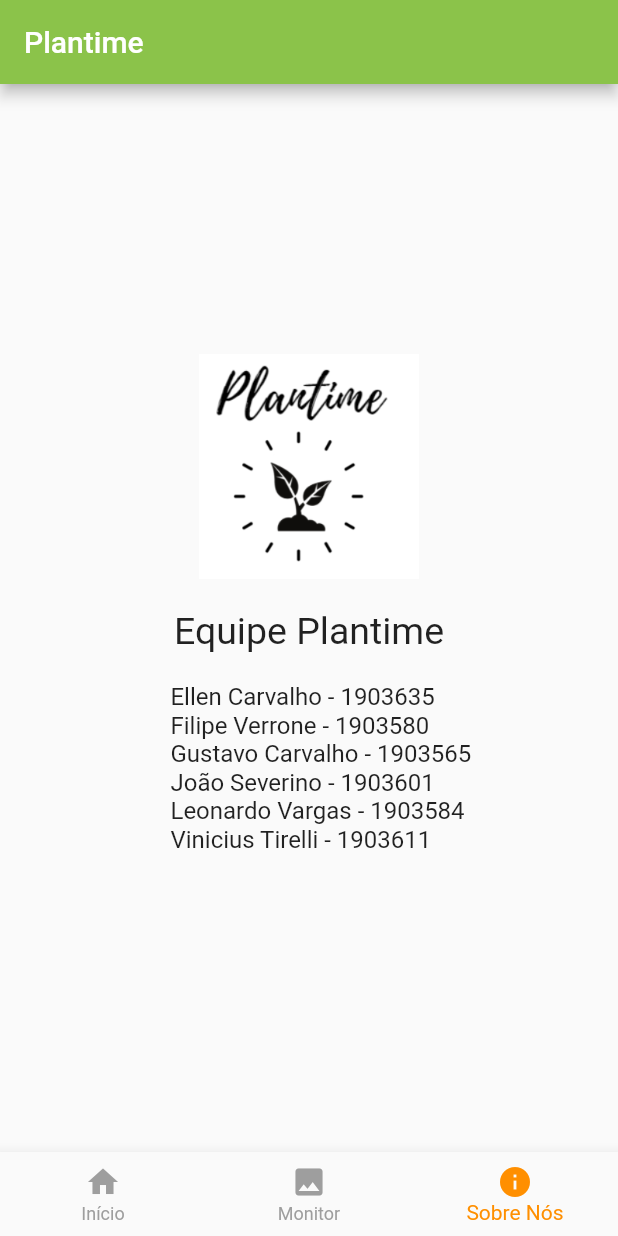
After one commit to ipojucaturianos/dev-iot-mobile-ec4, a Flutter app: the screen it shows after launch, item 3 of the bottom bar chosen, on a phone screen of 412 x 824 dp. The commit adds this screen. Run offline on Flutter 3.47's test engine with Material 2 defaults, Android fonts, the phone set to English and light mode, and no system bars; network calls fail.

Commit message:
Added about us page

```diff
--- /dev/null
+++ b/lib/about_us.dart
@@ -0,0 +1,27 @@
+import 'package:flutter/material.dart';
+
+class AboutUs extends StatelessWidget {
+  AboutUs({Key? key}) : super(key: key);
+  final developers = '''
+    Ellen Carvalho - 1903635
+    Filipe Verrone - 1903580
+    Gustavo Carvalho - 1903565
+    João Severino - 1903601
+    Leonardo Vargas - 1903584
+    Vinicius Tirelli - 1903611
+  ''';
+
+  @override
+  Widget build(BuildContext context) {
+    return Center(
+      child: Column(
+          mainAxisAlignment: MainAxisAlignment.center,
+          children: [
+            Padding(padding: EdgeInsets.all(10), child: Image.asset('images/plantime.png', height: 150,)),
+            Padding(padding: EdgeInsets.all(10), child: Text('Equipe Plantime', style: TextStyle(fontSize: 25),)),
+            Padding(padding: EdgeInsets.all(10), child: Text(developers, style: TextStyle(fontSize: 16),)),
+          ]
+      ),
+    );
+  }
+}
--- a/lib/main.dart
+++ b/lib/main.dart
@@ -1,5 +1,6 @@
 import 'package:flutter/material.dart';
 import 'package:dev_iot/monitor.dart';
+import 'package:dev_iot/about_us.dart';
 
 void main() {
   runApp(MyApp());
@@ -32,6 +33,9 @@ class _MyHomePageState extends State<MyHomePage> {
   static Widget app = Center(
     child: Column(
       mainAxisAlignment: MainAxisAlignment.center,
+      children: <Widget>[
+        Image.asset('images/plantime.png', height: 150),
+      ],
     ),
   );
 
@@ -44,6 +48,9 @@ class _MyHomePageState extends State<MyHomePage> {
         app = Center(
           child: Column(
             mainAxisAlignment: MainAxisAlignment.center,
+            children: <Widget>[
+              Image.asset('images/plantime.png', height: 150),
+            ],
           ),
         );
       });
@@ -52,6 +59,10 @@ class _MyHomePageState extends State<MyHomePage> {
           setState(() {
             app = Monitor();
           });
+      } else {
+        setState(() {
+          app = AboutUs();
+        });
       }
     }
   }
@@ -74,6 +85,10 @@ class _MyHomePageState extends State<MyHomePage> {
             icon: Icon(Icons.image),
             label: 'Monitor',
           ),
+          BottomNavigationBarItem(
+            icon: Icon(Icons.info),
+            label: 'Sobre Nós',
+          ),
         ],
         currentIndex: _selectedIndex,
         selectedItemColor: Colors.amber[800],
```
